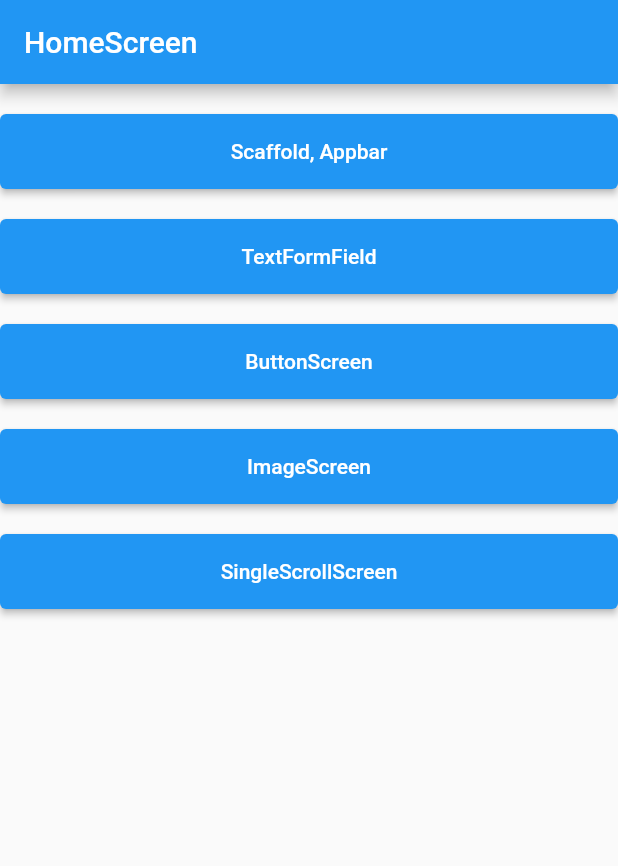
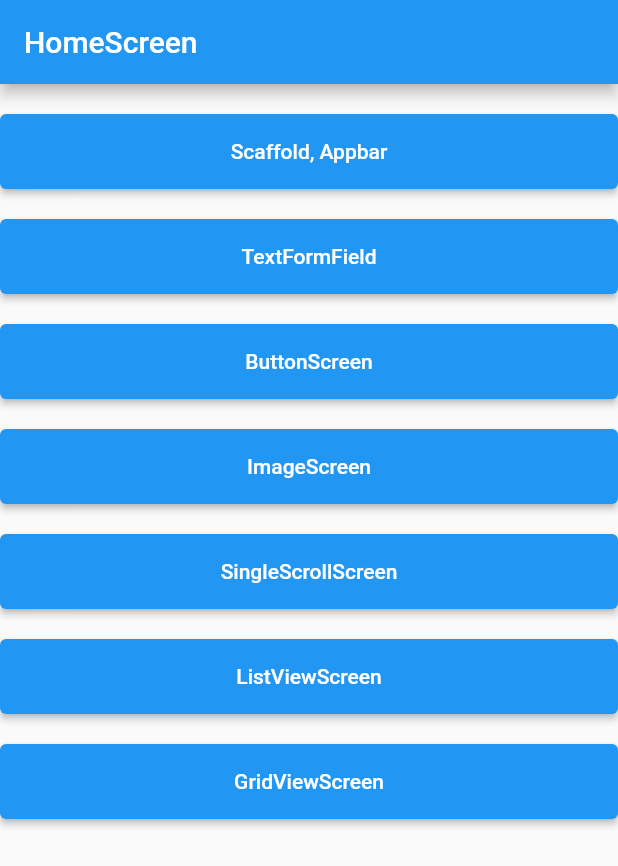
Before and after one commit to jinhan38/flutter_lecture_offline, a Flutter app: the screen it shows after launch, on a phone screen of 412 x 824 dp. Shown: the top 866 px of the screen. Run offline on Flutter 3.47's test engine with Material 2 defaults, Android fonts, the phone set to English and light mode, and no system bars.

Commit message:
ListView 추가

```diff
--- /dev/null
+++ b/lib/ch5/gridview_screen.dart
@@ -0,0 +1,19 @@
+import 'package:flutter/material.dart';
+
+class GridViewScreen extends StatefulWidget {
+  const GridViewScreen({Key? key}) : super(key: key);
+
+  @override
+  State<GridViewScreen> createState() => _GridViewScreenState();
+}
+
+class _GridViewScreenState extends State<GridViewScreen> {
+  @override
+  Widget build(BuildContext context) {
+    return Scaffold(
+      appBar: AppBar(
+        title: Text("GridViewScreen"),
+      ),
+    );
+  }
+}
--- a/lib/ch5/image_screen.dart
+++ b/lib/ch5/image_screen.dart
@@ -9,8 +9,7 @@ class ImageScreen extends StatefulWidget {
 
 class _ImageScreenState extends State<ImageScreen> {
   String imageUrl =
-      "a";
-      // "https://media.cnn.com/api/v1/images/stellar/prod/210316134738-02-wisdom-project-summer.jpg?q=w_3568,h_2006,x_0,y_0,c_fill";
+      "https://media.cnn.com/api/v1/images/stellar/prod/210316134738-02-wisdom-project-summer.jpg?q=w_3568,h_2006,x_0,y_0,c_fill";
 
   @override
   Widget build(BuildContext context) {
--- a/lib/home_screen.dart
+++ b/lib/home_screen.dart
@@ -2,6 +2,8 @@ import 'package:f_lecture/ch3/widgets/container_widget.dart';
 import 'package:f_lecture/ch3/widgets/row_widget.dart';
 import 'package:f_lecture/ch4/scaffold_widget.dart';
 import 'package:f_lecture/ch4/text_form_field_screen.dart';
+import 'package:f_lecture/ch5/gridview_screen.dart';
+import 'package:f_lecture/ch5/listview_screen.dart';
 import 'package:flutter/material.dart';
 
 import 'ch3/widgets/column_row_widget.dart';
@@ -48,6 +50,16 @@ class HomeScreen extends StatelessWidget {
             text: "SingleScrollScreen",
             page: const SingleScrollScreen(),
           ),
+          button(
+            context: context,
+            text: "ListViewScreen",
+            page: const ListViewScreen(),
+          ),
+          button(
+            context: context,
+            text: "GridViewScreen",
+            page: const GridViewScreen(),
+          ),
         ],
       ),
     );
```
Also changed, not shown: lib/ch5/listview_screen.dart (added, +131 -0 lines).
